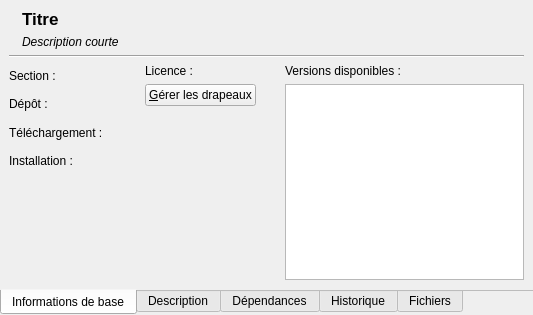
Above: libpackageui/infopane.ui from steckdenis/logram-setup before the change. Below: the same form after it.
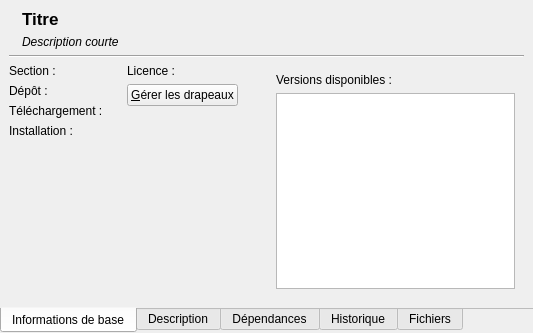
That is the form after the change.

Commit message: Fix the InfoPane design.

```diff
--- a/libpackageui/infopane.ui
+++ b/libpackageui/infopane.ui
@@ -124,10 +124,6 @@
      </widget>
     </item>
     <item>
-     <layout class="QHBoxLayout" name="infoHorizontalLayout">
-      <item>
-       <layout class="QVBoxLayout" name="verticalLayout_10">
-        <item>
          <layout class="QHBoxLayout" name="horizontalLayout_3">
           <item>
            <layout class="QGridLayout" name="gridLayout">
@@ -171,6 +167,19 @@
             <item row="3" column="1">
              <widget class="QLabel" name="lblInstall"/>
             </item>
+        <item row="4" column="0">
+         <spacer name="verticalSpacer_2">
+          <property name="orientation">
+           <enum>Qt::Vertical</enum>
+          </property>
+          <property name="sizeHint" stdset="0">
+           <size>
+            <width>20</width>
+            <height>40</height>
+           </size>
+          </property>
+         </spacer>
+        </item>
            </layout>
           </item>
           <item>
@@ -227,23 +236,9 @@
             </item>
            </layout>
           </item>
-         </layout>
-        </item>
         <item>
-         <spacer name="verticalSpacer_2">
-          <property name="orientation">
-           <enum>Qt::Vertical</enum>
-          </property>
-          <property name="sizeHint" stdset="0">
-           <size>
-            <width>20</width>
-            <height>40</height>
-           </size>
-          </property>
-         </spacer>
-        </item>
-       </layout>
-      </item>
+       <widget class="QWidget" name="wgVersions" native="true">
+        <layout class="QHBoxLayout" name="horizontalLayout">
       <item>
        <spacer name="spacerVersions">
         <property name="orientation">
@@ -270,6 +265,9 @@
          <widget class="QListWidget" name="listVersions"/>
         </item>
        </layout>
+         </item>
+        </layout>
+       </widget>
       </item>
      </layout>
     </item>
```
Lines whose indentation alone changed are shown as unchanged. The commit also changes 2 other files.
